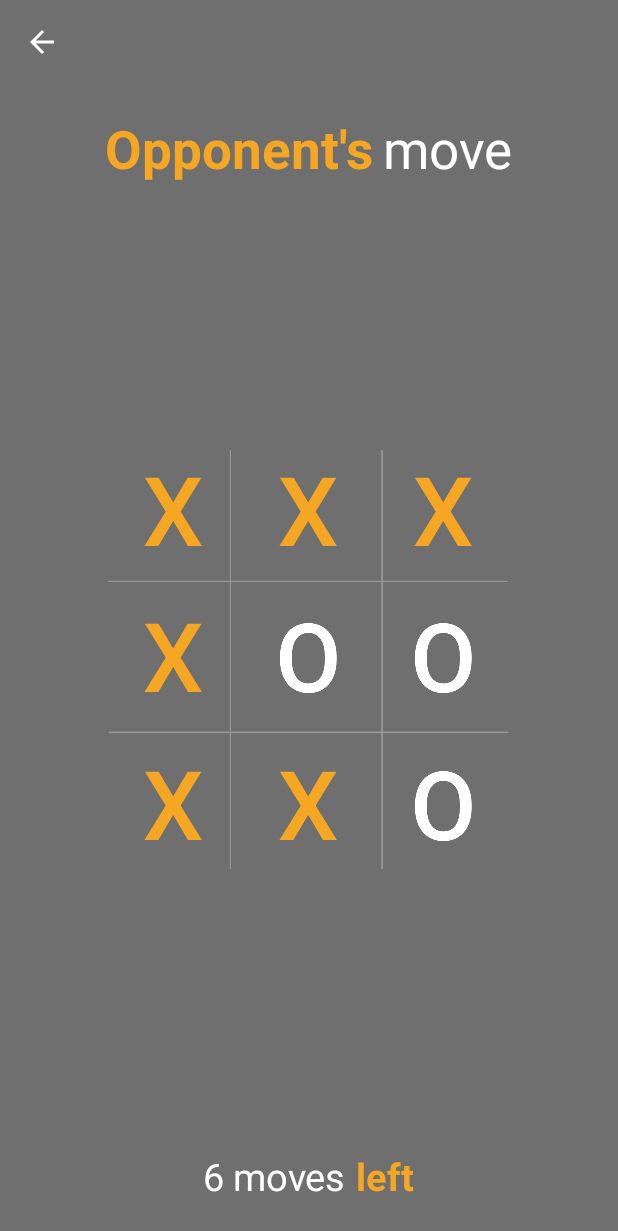
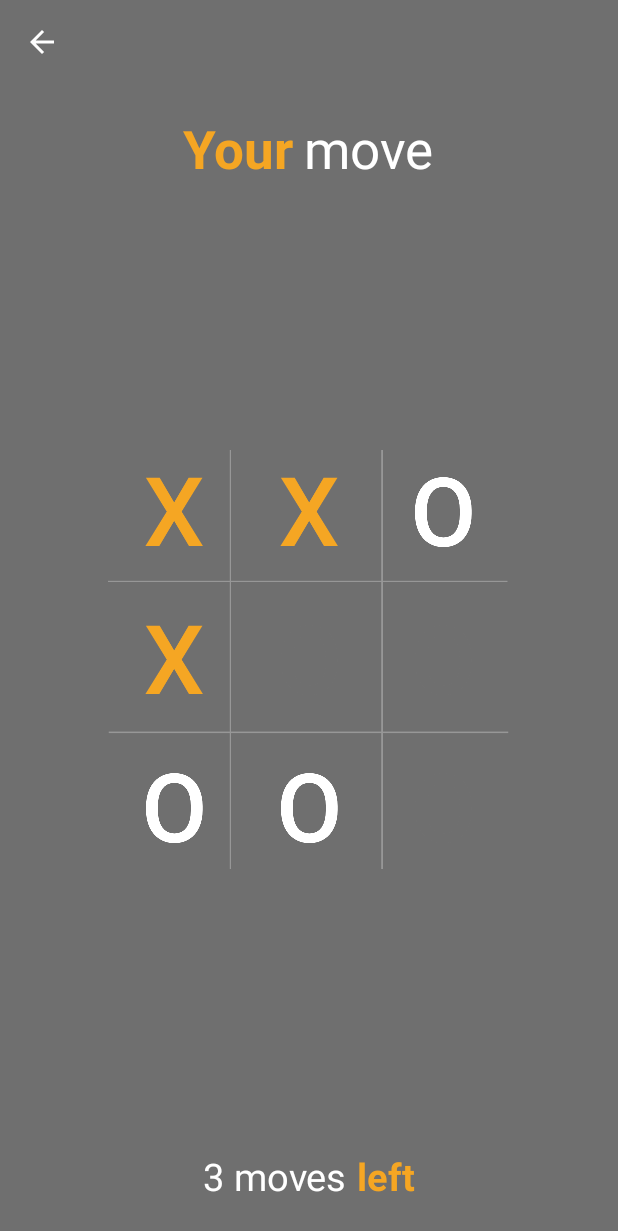
Before and after one commit to tomer89/Tictactoe_android, an Android app: the BoardActivity screen opened directly, with no data from a screen before it, after a tap on an icon or button, on a phone screen of 412 x 824 dp. Shown: the top 1231 px of the screen. Run offline under Robolectric (Android 15) with nearby library versions, the phone set to English and light mode, and no system bars; 2 other taps on this screen came first.

Commit message:
working game minus android delay

```diff
--- a/app/src/main/java/com/inbaltako/tictactoe/BoardActivity.java
+++ b/app/src/main/java/com/inbaltako/tictactoe/BoardActivity.java
@@ -1,17 +1,26 @@
 package com.inbaltako.tictactoe;
 
+import android.content.Intent;
 import android.content.pm.ActivityInfo;
 import android.os.Bundle;
 import android.support.v7.app.AppCompatActivity;
 import android.view.MenuItem;
 import android.view.View;
 import android.widget.ImageButton;
+import android.widget.TextView;
+
+import java.util.Timer;
+import java.util.concurrent.TimeUnit;
 
 public class BoardActivity extends AppCompatActivity {
 
     private ReturnDialog returnDialog;
     private Tictactoe game;
     private ImageButton buttons[];
+    private TextView movesLeft;
+    private TextView player;
+    private int totalMoves;
+    private Intent intent;
 
     private boolean humanTurn = true;
     private boolean gameOver = false;
@@ -22,6 +31,12 @@ public class BoardActivity extends AppCompatActivity {
         setContentView(R.layout.activity_board);
 
         returnDialog = new ReturnDialog();
+        intent = new Intent(this, ScoreActivity.class);
+        player = (TextView) findViewById(R.id.turnsText);
+        movesLeft = (TextView) findViewById(R.id.movesLeft);
+        totalMoves = 9;
+
+        movesLeft.setText(Integer.toString(totalMoves));
 
         // setting portrait mode
         setRequestedOrientation(ActivityInfo.SCREEN_ORIENTATION_PORTRAIT);
@@ -48,7 +63,7 @@ public class BoardActivity extends AppCompatActivity {
         }
     }
 
-    public void initButtons() {
+    private void initButtons() {
         buttons[0] = (ImageButton) findViewById(R.id.boardBtn1);
         buttons[1] = (ImageButton) findViewById(R.id.boardBtn2);
         buttons[2] = (ImageButton) findViewById(R.id.boardBtn3);
@@ -60,30 +75,46 @@ public class BoardActivity extends AppCompatActivity {
         buttons[8] = (ImageButton) findViewById(R.id.boardBtn9);
     }
 
-    public void startGame() {
+    private void startGame() {
         game.clearBoard();
 
         for (int i = 0; i < game.getBoardSize(); i++) {
-            buttons[i].setImageResource(R.drawable.o);
+            buttons[i].setImageResource(R.drawable.empty_button);
             buttons[i].setEnabled(true);
             buttons[i].setOnClickListener(new BoardClickLstener(i));
         }
 
         if (humanTurn) {
-            // -- TO DO -- update your turn text
+            player.setText(R.string.your);
             humanTurn = false;
         } else {
-            // -- TO DO -- update oppunets turn text
+            player.setText(R.string.opponent);
             int move = game.getAndroidMove();
+            humanTurn = true;
             setMove(game.ANDROID, move);
-            humanTurn = true;
         }
     }
 
-    public void setMove(char player, int location) {
+    private void setMove(char player, int location) {
         game.setMove(player, location);
         buttons[location].setEnabled(false);
-        buttons[location].setImageResource(R.drawable.x);
+        if (player == game.HUMAN) {
+            buttons[location].setImageResource(R.drawable.x);
+            if (totalMoves >= 1) {
+                totalMoves--;
+                movesLeft.setText(Integer.toString(totalMoves));
+            }
+        } else {
+            buttons[location].setImageResource(R.drawable.o);
+            if (totalMoves >= 1) {
+                totalMoves--;
+                movesLeft.setText(Integer.toString(totalMoves));
+            }
+        }
+    }
+
+    private void killCallingActivity() {
+        finish();
     }
 
     private class BoardClickLstener implements View.OnClickListener {
@@ -99,27 +130,30 @@ public class BoardActivity extends AppCompatActivity {
             if (!gameOver) {
                 if (buttons[location].isEnabled()) {
                     setMove(game.HUMAN, location);
-
                     int winner = game.checkForWinner();
                     if (winner == 0) {
-                        // -- TO DO -- update computer turn text
+                        player.setText(R.string.opponent);
                         int move = game.getAndroidMove();
                         setMove(game.ANDROID, move);
-                        // -- TO DO -- update button[location] to be O
                         winner = game.checkForWinner();
                     }
-
                     if (winner == 0) {
-                        // -- TO DO -- update human turn text
+                        player.setText(R.string.your);
                     } else if (winner == 1) {
-                        // -- TO DO -- move to tie fragment
                         gameOver = true;
+                        intent.putExtra("result", 1);
+                        startActivity(intent);
+                        killCallingActivity();
                     } else if (winner == 2) {
-                        // -- TO DO -- move to human won fragment
                         gameOver = true;
+                        intent.putExtra("result", 2);
+                        startActivity(intent);
+                        killCallingActivity();
                     } else {
-                        // -- TO DO -- move to android won fragment
                         gameOver = true;
+                        intent.putExtra("result", 3);
+                        startActivity(intent);
+                        killCallingActivity();
                     }
                 }
             }
--- a/app/src/main/res/layout/activity_board.xml
+++ b/app/src/main/res/layout/activity_board.xml
@@ -22,7 +22,7 @@
             android:layout_width="wrap_content"
             android:layout_height="wrap_content"
             android:padding="3dp"
-            android:text="@string/opponent"
+            android:text="@string/your"
             android:textColor="@color/colorAccent"
             android:textSize="35sp"
             android:textStyle="bold" />
@@ -164,7 +164,14 @@
             android:layout_width="wrap_content"
             android:layout_height="wrap_content"
             android:padding="3dp"
-            android:text="6 moves"
+            android:textColor="@color/white"
+            android:textSize="25sp" />
+
+        <TextView
+            android:layout_width="wrap_content"
+            android:layout_height="wrap_content"
+            android:padding="3dp"
+            android:text="@string/moves"
             android:textColor="@color/white"
             android:textSize="25sp" />
 
--- a/app/src/main/res/values/strings.xml
+++ b/app/src/main/res/values/strings.xml
@@ -16,4 +16,6 @@
     <string name="tie">tie!</string>
     <string name="won">won!</string>
     <string name="lost">lost!</string>
+    <string name="your">Your</string>
+    <string name="moves">moves</string>
 </resources>
```
Also changed, not shown: app/src/main/java/com/inbaltako/tictactoe/ScoreActivity.java (+10 -1 lines), 1 other file.
